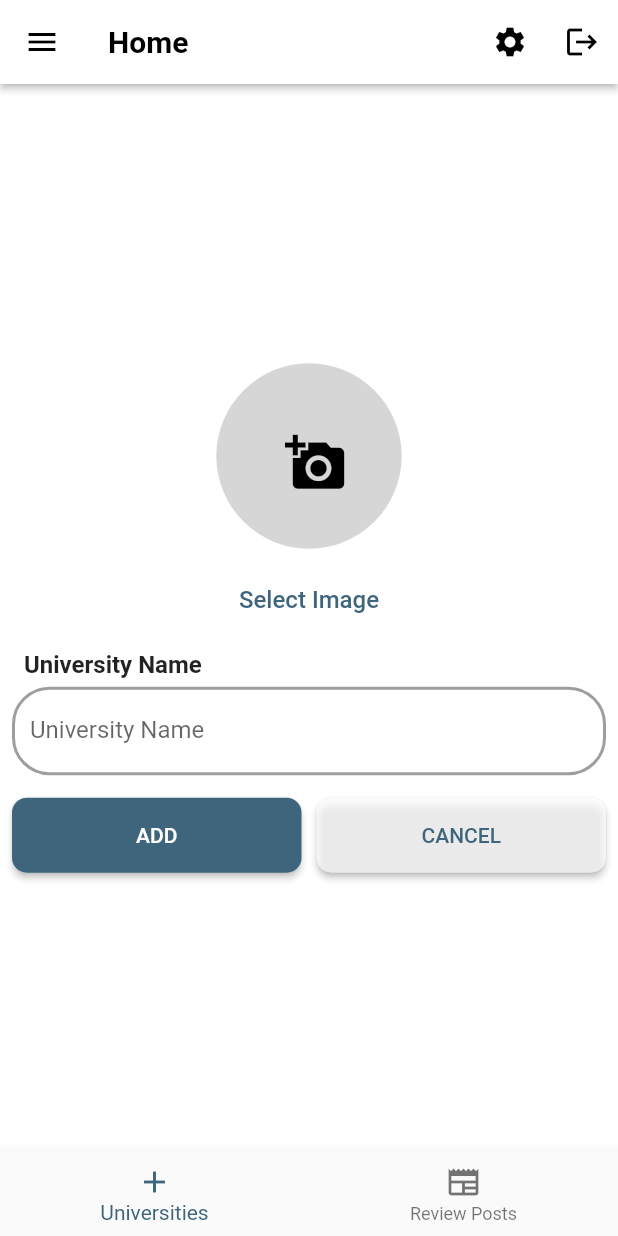
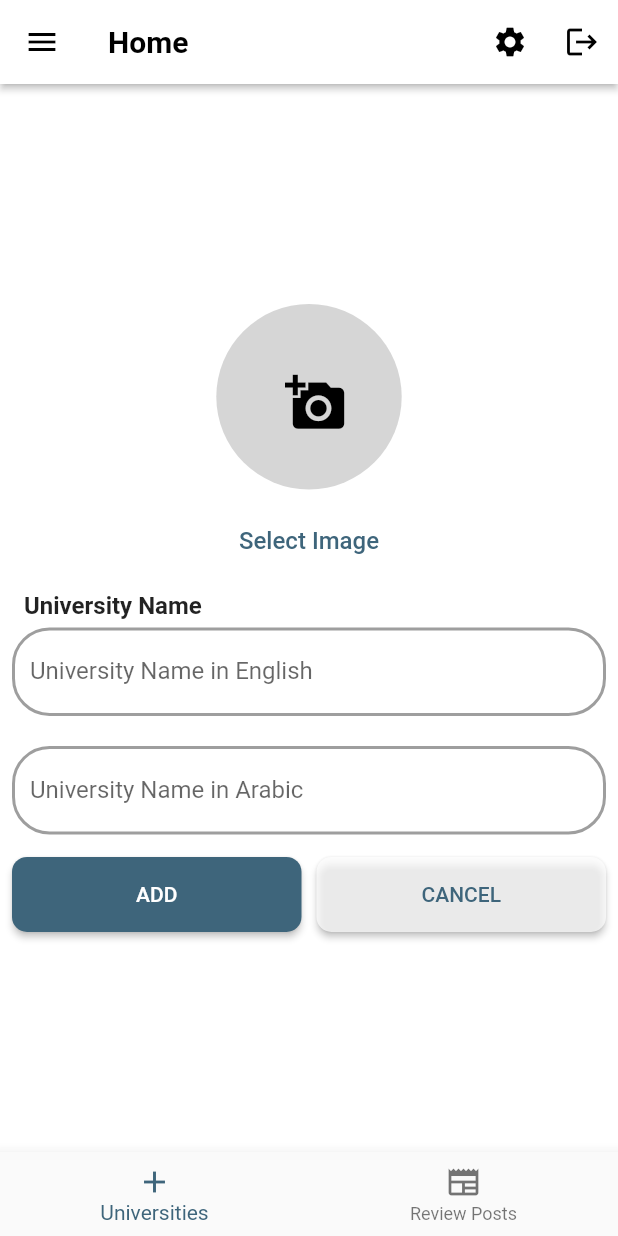
Before and after one commit to Hazem010h/admin_alex_uni, a Flutter app: the LayoutScreen screen opened directly, on a phone screen of 412 x 824 dp. Run offline on Flutter 3.47's test engine with Material 2 defaults, Android fonts, the phone set to English and light mode, and no system bars; our stand-ins replace another_flushbar, bloc, cloud_firestore, conditional_builder_null_safety, firebase_auth, firebase_core and 7 more; accounts and stored records are empty.

Commit message:
university edit

```diff
--- a/lib/cubit/app_cubit.dart
+++ b/lib/cubit/app_cubit.dart
@@ -69,12 +69,14 @@ class AppCubit extends Cubit<AppStates> {
   }
 
   createUniversity({
-    required String name,
+    required String englishName,
+    required String arabicName,
   }) {
     emit(CreateUniversityLoadingState());
 
     UniversityModel universityModel = UniversityModel(
-      name: name,
+      englishName: englishName,
+      arabicName: arabicName,
       image: uploadedImageLink,
     );
 
@@ -183,14 +185,11 @@ class AppCubit extends Cubit<AppStates> {
         .get()
         .then((value) {
       value.docs.forEach((element) {
-        DepartmentModel currentDepartment =
-            DepartmentModel.fromJson(element.data());
+        DepartmentModel currentDepartment = DepartmentModel.fromJson(element.data());
         currentDepartment.id = element.id;
-
         departments.add(currentDepartment);
       });
       currentSelectedDepartment = departments[0];
-
       emit(GetDepartmentsSuccessState());
     }).catchError((onError) {
       emit(GetDepartmentsErrorState(onError.toString()));
--- a/lib/models/department_model.dart
+++ b/lib/models/department_model.dart
@@ -19,7 +19,6 @@ class DepartmentModel{
   });
 
   DepartmentModel.fromJson(Map<String, dynamic> json) {
-    id = json['id'];
     universityId = json['universityId'];
     name = json['name'];
     departmentImage = json['departmentImage'];
@@ -30,7 +29,6 @@ class DepartmentModel{
 
   Map<String, dynamic> toMap() {
     return {
-      'id': id,
       'universityId': universityId,
       'departmentImage': departmentImage,
       'description': description,
--- a/lib/models/university_model.dart
+++ b/lib/models/university_model.dart
@@ -1,24 +1,26 @@
 class UniversityModel {
   String? uId;
-  String? name;
+  String? englishName;
+  String? arabicName;
   String? image;
 
   UniversityModel({
-    this.name,
+    this.englishName,
+    this.arabicName,
     this.uId,
     this.image,
   });
 
   UniversityModel.fromJson(Map<String,dynamic>? json){
-    name=json!['name'];
-    uId=json['uId'];
+    englishName=json!['name'];
+    arabicName=json['arabicName'];
     image=json['image'];
   }
 
   Map<String,dynamic> toMap(){
     return {
-      'name':name,
-      'uId':uId,
+      'name':englishName,
+      'arabicName':arabicName,
       'image':image,
     };
   }
--- a/lib/screens/add_admin_screen.dart
+++ b/lib/screens/add_admin_screen.dart
@@ -292,7 +292,7 @@ class _AddAdminScreenState extends State<AddAdminScreen> {
                                 .map(
                                   (e) => DropdownMenuItem(
                                     value: e,
-                                    child: Text(e.name!),
+                                    child: Text(e.englishName!),
                                   ),
                                 )
                                 .toList(),
--- a/lib/screens/add_department_screen/add_department_screen.dart
+++ b/lib/screens/add_department_screen/add_department_screen.dart
@@ -160,7 +160,7 @@ class _AddDepartmentScreenState extends State<AddDepartmentScreen> {
                           .map(
                             (e) => DropdownMenuItem(
                               value: e,
-                              child: Text(e.name!),
+                              child: Text(e.englishName!),
                             ),
                           )
                           .toList(),
--- a/lib/screens/add_university_screen.dart
+++ b/lib/screens/add_university_screen.dart
@@ -15,7 +15,8 @@ class AddUniversityScreen extends StatefulWidget {
 }
 
 class _AddUniversityScreenState extends State<AddUniversityScreen> {
-  TextEditingController nameController = TextEditingController();
+  TextEditingController englishNameController = TextEditingController();
+  TextEditingController arabicNameController = TextEditingController();
   bool error = false;
 
   @override
@@ -25,7 +26,7 @@ class _AddUniversityScreenState extends State<AddUniversityScreen> {
         if (state is CreateUniversitySuccessState) {
           setState(() {
             AppCubit.get(context).image = null;
-            nameController.clear();
+            englishNameController.clear();
           });
         }
         if(state is AppChangeNavBarState){
@@ -113,9 +114,18 @@ class _AddUniversityScreenState extends State<AddUniversityScreen> {
                     ],
                   ),
                   reusableTextFormField(
-                    label: lang == 'ar' ? 'اسم الجامعة' : 'University Name',
+                    label: lang == 'ar' ? 'اسم الجامعة بالانجليزية' : 'University Name in English',
                     onTap: () {},
-                    controller: nameController,
+                    controller: englishNameController,
+                    keyboardType: TextInputType.text,
+                  ),
+                  const SizedBox(
+                    height: 10.0,
+                  ),
+                  reusableTextFormField(
+                    label: lang=='ar'?'اسم الجامعة بالعربي':'University Name in Arabic',
+                    onTap: () {},
+                    controller: arabicNameController,
                     keyboardType: TextInputType.text,
                   ),
                   const SizedBox(
@@ -142,13 +152,14 @@ class _AddUniversityScreenState extends State<AddUniversityScreen> {
                             label: lang=='ar'?'اضافة':'Add',
                             backColor: defaultColor,
                             function: () {
-                              if (cubit.image != null && nameController.text.isNotEmpty) {
+                              if (cubit.image != null && englishNameController.text.isNotEmpty && arabicNameController.text.isNotEmpty) {
                                 setState(() {
                                   error = false;
                                 });
                                 cubit.uploadImage().then((value) {
                                   cubit.createUniversity(
-                                    name: nameController.text,
+                                    englishName: englishNameController.text,
+                                    arabicName: arabicNameController.text,
                                   );
                                 });
                               } else {
@@ -170,7 +181,7 @@ class _AddUniversityScreenState extends State<AddUniversityScreen> {
                             function: () {
                               setState(() {
                                 cubit.image = null;
-                                nameController.clear();
+                                englishNameController.clear();
                               });
                             },
                           ),
```
